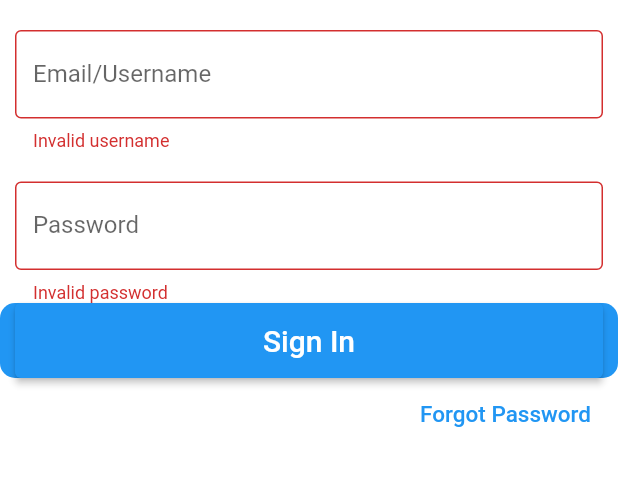
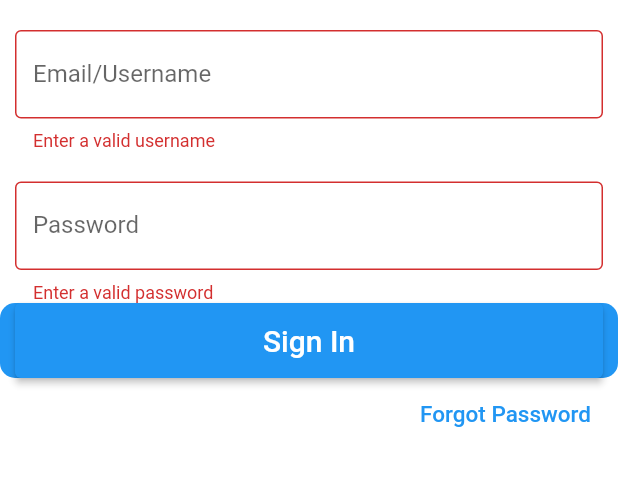
Before and after one commit to rosheends/easy_biz_manager, a Flutter app: the screen it shows after launch, after a tap on "Sign In", on a phone screen of 412 x 824 dp, the part 390-876 px from its top. Run offline on Flutter 3.47's test engine with Material 2 defaults, Android fonts, the light colour scheme and no system bars; our stand-ins replace google_fonts; missing offline and left inert: country_list_pick, encrypt, flutter_checkbox_dialog, searchable_listview; network calls fail.

Commit message:
Changes in sign in widget

```diff
--- a/lib/views/common/sign_in.dart
+++ b/lib/views/common/sign_in.dart
@@ -24,6 +24,7 @@ class _SignInWidgetState extends State<SignInWidget> {
   String? selectedValue;
   final _formKey = GlobalKey<FormState>();
   Future<dynamic>? _futureClient;
+  bool isValid = false;
 
   void _submit() {
     final isValid = _formKey.currentState?.validate();
@@ -37,9 +38,19 @@ class _SignInWidgetState extends State<SignInWidget> {
     );
   }
 
-  // bool isValidateLogin(String username, String pwd){
-  //
-  // }
+  Future openDialog() => showDialog(
+      context: context,
+      builder: (context) => AlertDialog(
+        title: Text('Change Password'),
+        content: TextField(
+
+          decoration: InputDecoration(hintText: 'New password'),
+        ),
+        actions: [
+          TextButton(onPressed: (){}, child: Text('SUBMIT'))
+        ],
+      ),
+  );
 
   @override
   Widget build(BuildContext context) {
@@ -74,7 +85,7 @@ class _SignInWidgetState extends State<SignInWidget> {
                         style: const TextStyle(fontSize: 16),
                         validator: (value) {
                           if (value == null || value.isEmpty) {
-                            return 'Invalid username';
+                            return 'Enter a valid username';
                           }
                           return null;
                         },
@@ -92,7 +103,7 @@ class _SignInWidgetState extends State<SignInWidget> {
                         style: const TextStyle(fontSize: 16),
                         validator: (value) {
                           if (value == null || value.isEmpty) {
-                            return 'Invalid password';
+                            return 'Enter a valid password';
                           }
                           return null;
                         },
@@ -134,6 +145,10 @@ class _SignInWidgetState extends State<SignInWidget> {
                           child: const Text('Sign In', style: TextStyle(fontSize: 20)),
                           onPressed: () {
                             _submit();
+
+                            if (isValid){
+                              openDialog();
+                            }
 
                             // call validate function
                           },
@@ -185,7 +200,7 @@ class _SignInWidgetState extends State<SignInWidget> {
                 style: const TextStyle(fontSize: 16),
                 validator: (value) {
                   if (value == null || value.isEmpty) {
-                    return 'Invalid username';
+                    return 'Enter a valid username';
                   }
                   return null;
                 },
@@ -203,7 +218,7 @@ class _SignInWidgetState extends State<SignInWidget> {
                 style: const TextStyle(fontSize: 16),
                 validator: (value) {
                   if (value == null || value.isEmpty) {
-                    return 'Invalid password';
+                    return 'Enter a valid password';
                   }
                   return null;
                 },
@@ -229,6 +244,11 @@ class _SignInWidgetState extends State<SignInWidget> {
                   child: const Text('Sign In', style: TextStyle(fontSize: 20)),
                   onPressed: () {
                     _submit();
+
+                    if (isValid){
+                      openDialog();
+                    }
+
                     // Navigator.push(
                     //   context,
                     //   MaterialPageRoute(builder: (context) => Util.isRunningOnWeb() ? WebHomeWidget() : MobileHomeWidget()),
```
